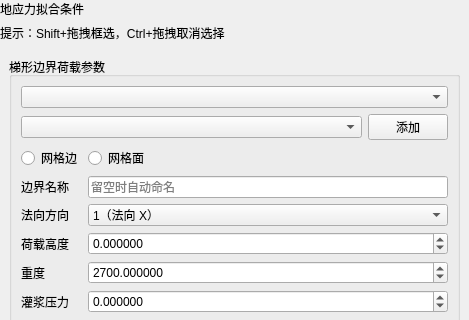
This is plugins/Base_PhysicalField/GeoStressFitFacePage.ui in asd977/base_cae as Qt 5 draws it before an edit; both pictures show x 0 to 469 and y 0 to 320 of the 469 by 793 pixel window. The edited form follows.
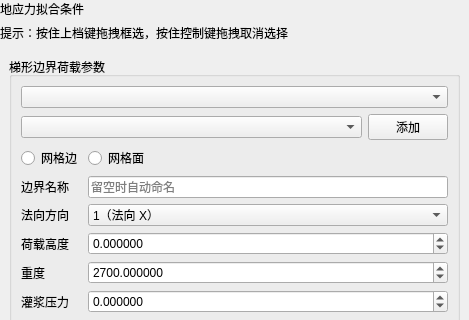
This is the edited form. Custom widgets are drawn as their Qt base class.

```diff
--- a/plugins/Base_PhysicalField/GeoStressFitFacePage.ui
+++ b/plugins/Base_PhysicalField/GeoStressFitFacePage.ui
@@ -45,7 +45,7 @@
    <item>
     <widget class="QLabel" name="boxSelectHintLabel">
      <property name="text">
-      <string>提示：Shift+拖拽框选，Ctrl+拖拽取消选择</string>
+      <string>提示：按住上档键拖拽框选，按住控制键拖拽取消选择</string>
      </property>
      <property name="wordWrap">
       <bool>false</bool>
```
